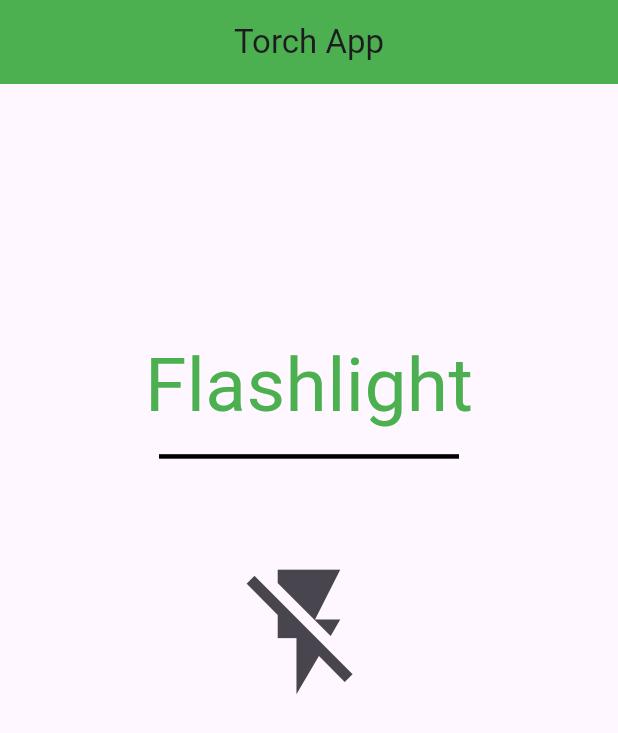
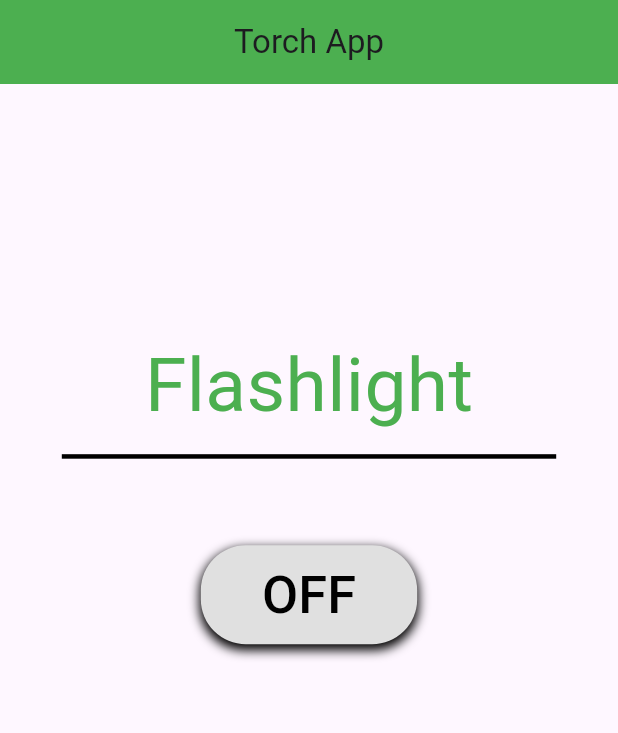
Before and after one commit to ahmedhany1284/flash_light_app, a Flutter app: the screen it shows after launch, on a phone screen of 412 x 824 dp. Shown: the top 733 px of the screen. Run offline on Flutter 3.47's test engine with Material 2 defaults, Android fonts, the phone set to English and light mode, and no system bars; our stand-ins replace fluttertoast; missing offline and left inert: torch_light.

Commit message:
the app is completed where the flash light turn on when presed on the turn on button and when the app is closed or been in active theflash turns off when open and the app been active again the flash turns on automatically

```diff
--- a/lib/home_page.dart
+++ b/lib/home_page.dart
@@ -9,20 +9,20 @@ class MyHomePage extends StatefulWidget {
   State<MyHomePage> createState() => _HomePageState();
 }
 
-class _HomePageState extends State<MyHomePage> {
+class _HomePageState extends State<MyHomePage> with WidgetsBindingObserver {
   bool flash = false;
   IconData icon = Icons.flash_off;
-  String flashing = 'flash off';
+  String flashing = 'OFF';
 
   @override
   void convert(flash) {
     if (flash != true) {
-      flashing = 'flash off';
+      flashing = 'OFF';
       icon = Icons.flash_off;
       _disableTorch(context);
     } else {
       _enableTorch(context);
-      flashing = 'flash on';
+      flashing = 'ON';
       icon = Icons.flash_on;
     }
   }
@@ -52,22 +52,41 @@ class _HomePageState extends State<MyHomePage> {
           Container(
             height: 3.0,
             color: Colors.black,
-            width: 200.0,
+            width:  MediaQuery.of(context).size.width * 0.8,
           ),
           SizedBox(
             height: MediaQuery.of(context).size.height * 0.07,
           ),
           Center(
-            child: IconButton(
+            child: Container(
+              width:MediaQuery.of(context).size.width * 0.35,
+              decoration: BoxDecoration(
+                color: Colors.grey[300],
+                borderRadius: BorderRadius.circular(30.0),
+                boxShadow:const [
+                  BoxShadow(
+                    color: Colors.black,
+                    blurRadius: 5,
+                    spreadRadius: 1,
+                    offset: Offset(0, 3)
+                    ,
+                  ),
+                ],
+              ),
+              child: TextButton(
                 onPressed: () {
                   setState(() {
                     flash = !flash;
                     convert(flash);
                   });
                 },
-              icon: Icon(
-                icon,
-                size: 100.0,
+                child: Text(
+                  flashing,
+                  style: TextStyle(
+                    fontSize: 35.0,
+                    color: Colors.black,
+                  ),
+                ),
               ),
             ),
           ),
@@ -76,13 +95,11 @@ class _HomePageState extends State<MyHomePage> {
     );
   }
 
-
-
   Future<void> _enableTorch(BuildContext context) async {
     try {
       await TorchLight.enableTorch();
     } on Exception catch (_) {
-      showToast('Could not disable torch' );
+      showToast('Could not disable torch');
     }
   }
 
@@ -90,11 +107,31 @@ class _HomePageState extends State<MyHomePage> {
     try {
       await TorchLight.disableTorch();
     } on Exception catch (_) {
-      showToast('Could not disable torch' );
+      showToast('Could not disable torch');
     }
   }
 
+  @override
+  void initState() {
+    super.initState();
+    WidgetsBinding.instance!.addObserver(this);
+  }
 
+  @override
+  void dispose() {
+    WidgetsBinding.instance!.removeObserver(this);
+    super.dispose();
+  }
 
-
+  @override
+  void didChangeAppLifecycleState(state) {
+    super.didChangeAppLifecycleState(state);
+    if (state == AppLifecycleState.paused ||
+        state == AppLifecycleState.inactive ||
+        state == AppLifecycleState.detached) {
+      _disableTorch(context);
+    } else {
+      _enableTorch(context);
     }
+  }
+}
--- a/pubspec.yaml
+++ b/pubspec.yaml
@@ -35,7 +35,6 @@ dependencies:
   # The following adds the Cupertino Icons font to your application.
   # Use with the CupertinoIcons class for iOS style icons.
   cupertino_icons: ^1.0.2
-  camera: ^0.10.1
   torch_light: ^1.0.0
   flutter_localization: ^0.1.13
   fluttertoast: ^8.2.2
```
Also changed, not shown: pubspec.lock. Lines whose indentation alone changed are shown as unchanged.
